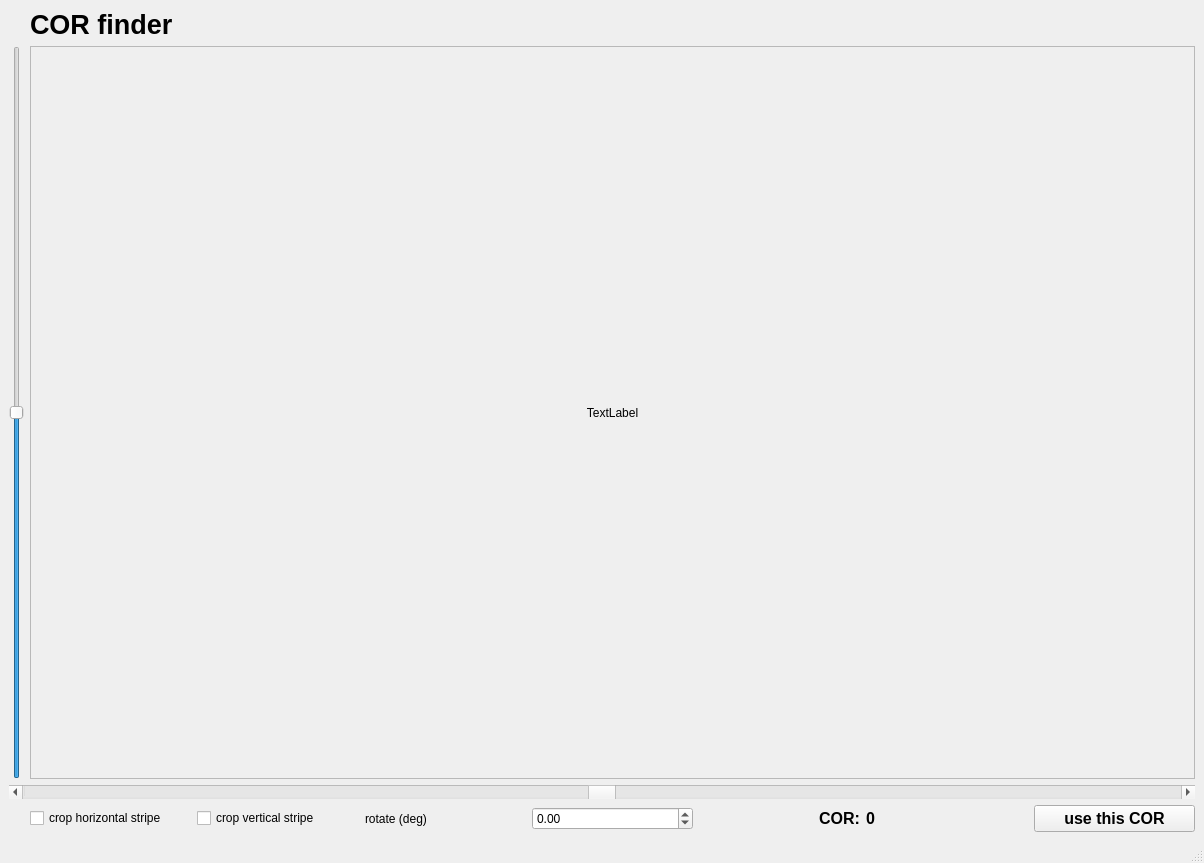
Old version of the form find_COR.ui in the repository HMarkoetter/BAMline_CT_preview_RECO.
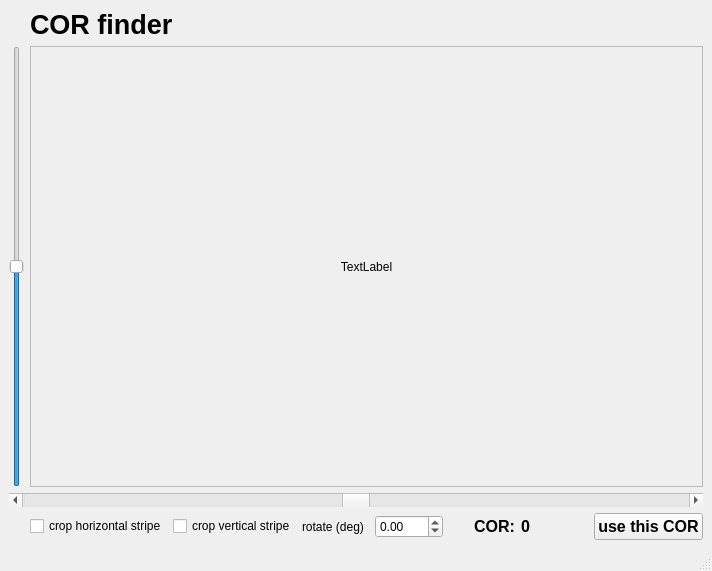
New version of the form.

Commit message: removed tkinter and used pyqt open file dialog

The edit to the form file:
```diff
--- a/find_COR.ui
+++ b/find_COR.ui
@@ -6,8 +6,8 @@
    <rect>
     <x>0</x>
     <y>0</y>
-    <width>1204</width>
-    <height>863</height>
+    <width>712</width>
+    <height>571</height>
    </rect>
   </property>
   <property name="windowTitle">
@@ -121,8 +121,8 @@
         <rect>
          <x>0</x>
          <y>0</y>
-         <width>1163</width>
-         <height>709</height>
+         <width>659</width>
+         <height>381</height>
         </rect>
        </property>
        <layout class="QGridLayout" name="gridLayout_2">
```
Left out of the diff: 4 changed lines with no effect on the pictures. The commit also changes 3 other files.
